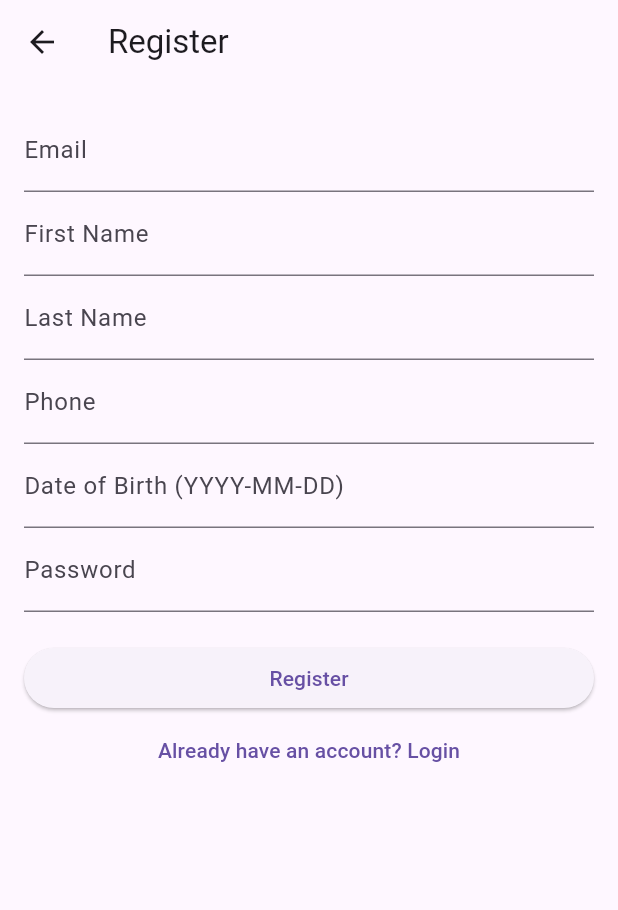
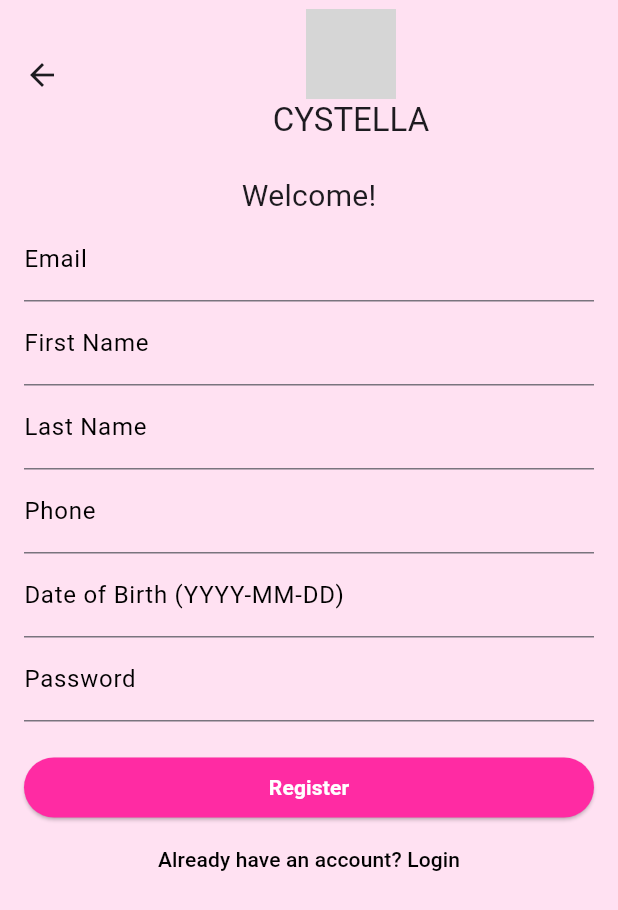
Before and after one commit to b-ukusi/cystella, a Flutter app: the LoginScreen screen opened directly, after a tap on "Login", after a tap on "Don't have an account? Register", on a phone screen of 412 x 824 dp. Shown: the top 910 px of the screen. Run offline on Flutter 3.47's test engine with Material 3 defaults, Android fonts, the phone set to English and light mode, and no system bars; our stand-ins replace google_fonts, shared_preferences, table_calendar; accounts and stored records are empty; grey boxes are pictures that could not be loaded.

Commit message:
chore: styling authentication screens

```diff
--- a/lib/main.dart
+++ b/lib/main.dart
@@ -1,6 +1,6 @@
+// import 'package:cystella_patients/screens/home.dart';
 import 'package:cystella_patients/screens/home.dart';
 import 'package:flutter/material.dart';
-// import 'package:cystella_patients/screens/login_screen.dart';
 
 void main() {
   FlutterError.onError = (FlutterErrorDetails details) {
--- a/lib/screens/login_screen.dart
+++ b/lib/screens/login_screen.dart
@@ -1,6 +1,7 @@
 import 'package:cystella_patients/screens/home.dart';
 import 'package:cystella_patients/screens/register_screen.dart';
 import 'package:flutter/material.dart';
+import 'package:google_fonts/google_fonts.dart';
 import '../services/auth_service.dart';
 
 class LoginScreen extends StatefulWidget {
@@ -47,22 +48,55 @@ class _LoginScreenState extends State<LoginScreen> {
   @override
   Widget build(BuildContext context) {
     return Scaffold(
-      appBar: AppBar(title: const Text("Login")),
+      backgroundColor: Color(0xFFFFE1F2),
+      appBar: AppBar(
+          toolbarHeight: 100.0,
+          backgroundColor: Color(0xFFFFE1F2),
+          title: Column(
+            children: [
+              Center(
+                child: Container(
+                  child: Image.asset(
+                    "images/logo.png",
+                    width: 60,
+                    height: 60,
+                  ),
+                ),
+              ),
+              Text("CYSTELLA")
+            ],
+          )),
       body: Padding(
-        padding: const EdgeInsets.all(16),
+        padding: const EdgeInsets.all(50),
         child: Form(
           key: _formKey,
           child: ListView(
             children: [
+              Center(
+                child: Text("Welcome back aboard!",
+                    style: GoogleFonts.shantellSans(fontSize: 20)),
+              ),
+              SizedBox(
+                height: 10,
+              ),
               TextFormField(
                 controller: _emailController,
-                decoration: const InputDecoration(labelText: "Email"),
+                decoration: InputDecoration(
+                  labelStyle: TextStyle(color: Colors.black),
+                  labelText: "Email",
+                ),
                 validator: (value) =>
                     value!.isEmpty ? "Enter your email" : null,
               ),
+              SizedBox(
+                height: 10,
+              ),
               TextFormField(
                 controller: _passwordController,
-                decoration: const InputDecoration(labelText: "Password"),
+                decoration: const InputDecoration(
+                  labelText: "Password",
+                  labelStyle: TextStyle(color: Colors.black),
+                ),
                 obscureText: true,
                 validator: (value) =>
                     value!.isEmpty ? "Enter your password" : null,
@@ -71,9 +105,20 @@ class _LoginScreenState extends State<LoginScreen> {
               _isLoading
                   ? const Center(child: CircularProgressIndicator())
                   : ElevatedButton(
+                      style: ButtonStyle(
+                        // Removed iconColor as it's not a valid property for ElevatedButton
+                        backgroundColor:
+                            WidgetStateProperty.all(Color(0xFFFF2BA3)),
+                      ),
                       onPressed: _login,
-                      child: const Text("Login"),
+                      child: const Text(
+                        "Login",
+                        style: TextStyle(color: Colors.white),
+                      ),
                     ),
+              SizedBox(
+                height: 10,
+              ),
               TextButton(
                 onPressed: () {
                   Navigator.pushReplacement(
@@ -81,7 +126,9 @@ class _LoginScreenState extends State<LoginScreen> {
                       MaterialPageRoute(
                           builder: (context) => RegisterScreen()));
                 },
-                child: const Text("Don't have an account? Register"),
+                child: Text("Don't have an account? Register",
+                    style: GoogleFonts.shantellSans(
+                        decoration: TextDecoration.none, color: Colors.black)),
               )
             ],
           ),
--- a/lib/screens/register_screen.dart
+++ b/lib/screens/register_screen.dart
@@ -1,4 +1,5 @@
 import 'package:flutter/material.dart';
+import 'package:google_fonts/google_fonts.dart';
 import '../services/auth_service.dart';
 
 class RegisterScreen extends StatefulWidget {
@@ -12,8 +13,8 @@ class _RegisterScreenState extends State<RegisterScreen> {
   final _formKey = GlobalKey<FormState>();
 
   final TextEditingController _emailController = TextEditingController();
-  final TextEditingController firstnameController= TextEditingController();
-  final TextEditingController lastnameController= TextEditingController();
+  final TextEditingController firstnameController = TextEditingController();
+  final TextEditingController lastnameController = TextEditingController();
   final TextEditingController _phoneController = TextEditingController();
   final TextEditingController _dobController = TextEditingController();
   final TextEditingController _passwordController = TextEditingController();
@@ -53,47 +54,85 @@ class _RegisterScreenState extends State<RegisterScreen> {
   @override
   Widget build(BuildContext context) {
     return Scaffold(
-      appBar: AppBar(title: const Text("Register")),
+      backgroundColor: Color(0xFFFFE1F2),
+      appBar: AppBar(
+          toolbarHeight: 100.0,
+          backgroundColor: Color(0xFFFFE1F2),
+          title: Column(
+            children: [
+              Center(
+                child: Container(
+                  child: Image.asset(
+                    "images/logo.png",
+                    width: 60,
+                    height: 60,
+                  ),
+                ),
+              ),
+              Text("CYSTELLA")
+            ],
+          )),
       body: Padding(
         padding: const EdgeInsets.all(16),
         child: Form(
           key: _formKey,
           child: ListView(
             children: [
+              Center(
+                child: Text("Welcome!",
+                    style: GoogleFonts.shantellSans(fontSize: 20)),
+              ),
               TextFormField(
                 controller: _emailController,
-                decoration: const InputDecoration(labelText: "Email"),
+                decoration: const InputDecoration(
+                  labelText: "Email",
+                  labelStyle: TextStyle(color: Colors.black),
+                ),
                 validator: (value) =>
                     value!.isEmpty ? "Enter your email" : null,
               ),
               TextFormField(
                 controller: firstnameController,
-                decoration: const InputDecoration(labelText: "First Name"),
+                decoration: const InputDecoration(
+                  labelText: "First Name",
+                  labelStyle: TextStyle(color: Colors.black),
+                ),
                 validator: (value) =>
                     value!.isEmpty ? "Enter your first name" : null,
               ),
               TextFormField(
                 controller: lastnameController,
-                decoration: const InputDecoration(labelText: "Last Name"),
+                decoration: const InputDecoration(
+                  labelText: "Last Name",
+                  labelStyle: TextStyle(color: Colors.black),
+                ),
                 validator: (value) =>
                     value!.isEmpty ? "Enter your last name" : null,
               ),
               TextFormField(
                 controller: _phoneController,
-                decoration: const InputDecoration(labelText: "Phone"),
+                decoration: const InputDecoration(
+                  labelText: "Phone",
+                  labelStyle: TextStyle(color: Colors.black),
+                ),
                 validator: (value) =>
                     value!.isEmpty ? "Enter your phone number" : null,
               ),
               TextFormField(
                 controller: _dobController,
-                decoration:
-                    const InputDecoration(labelText: "Date of Birth (YYYY-MM-DD)"),
+                decoration: const InputDecoration(
+                  labelText: "Date of Birth (YYYY-MM-DD)",
+                  labelStyle: TextStyle(color: Colors.black),
+                ),
                 validator: (value) =>
                     value!.isEmpty ? "Enter your date of birth" : null,
               ),
               TextFormField(
                 controller: _passwordController,
-                decoration: const InputDecoration(labelText: "Password"),
+                decoration: const InputDecoration(
+                  labelText: "Password",
+                  labelStyle: TextStyle(color: Colors.black),
+                ),
                 obscureText: true,
                 validator: (value) =>
                     value!.length < 6 ? "Minimum 6 characters" : null,
@@ -102,14 +141,25 @@ class _RegisterScreenState extends State<RegisterScreen> {
               _isLoading
                   ? const Center(child: CircularProgressIndicator())
                   : ElevatedButton(
+                      style: ButtonStyle(
+                        // Removed iconColor as it's not a valid property for ElevatedButton
+                        backgroundColor:
+                            WidgetStateProperty.all(Color(0xFFFF2BA3)),
+                      ),
                       onPressed: _register,
-                      child: const Text("Register"),
+                      child: const Text(
+                        "Register",
+                        style: TextStyle(
+                            color: Colors.white, fontWeight: FontWeight.w700),
+                      ),
                     ),
               TextButton(
                 onPressed: () {
                   Navigator.pushReplacementNamed(context, '/login');
                 },
-                child: const Text("Already have an account? Login"),
+                child: Text("Already have an account? Login",
+                    style: GoogleFonts.shantellSans(
+                        decoration: TextDecoration.none, color: Colors.black)),
               )
             ],
           ),
```
